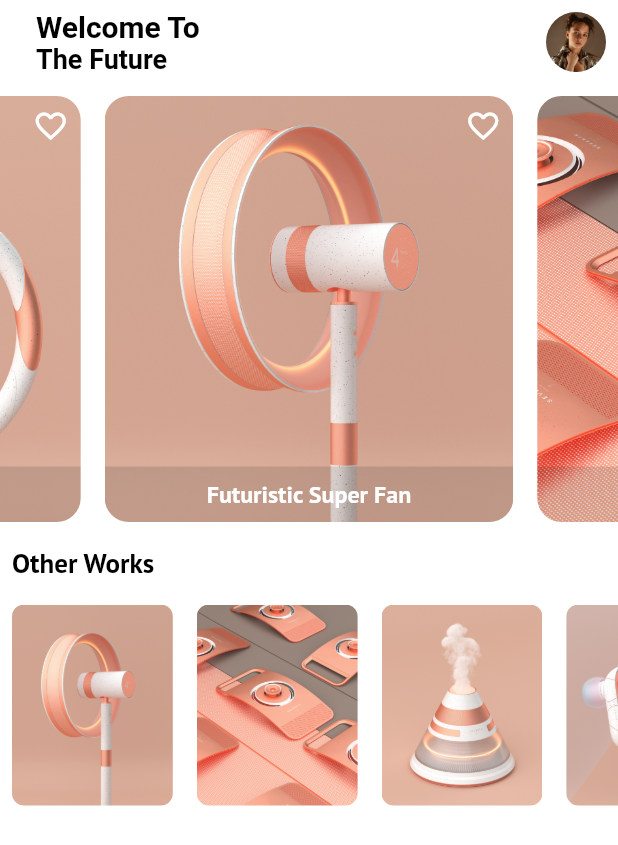
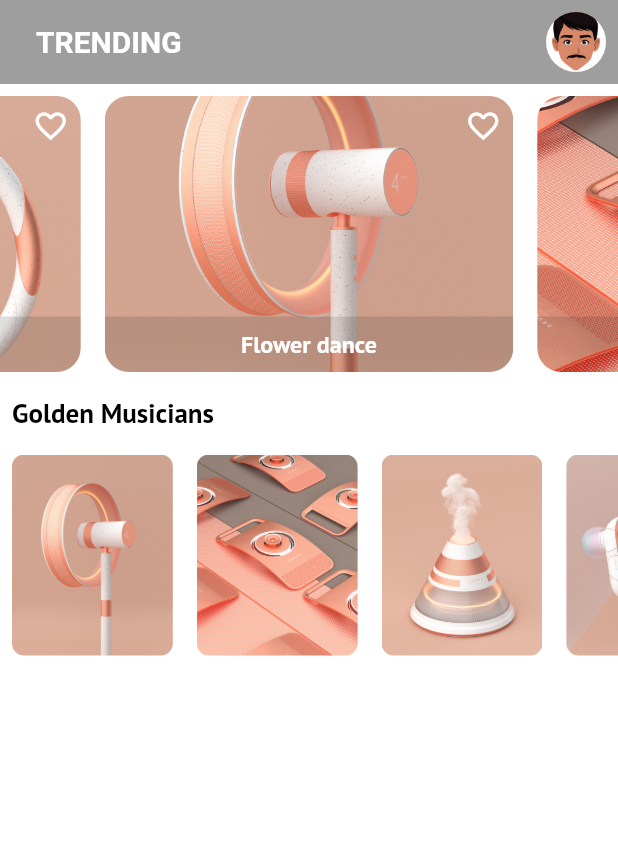
Before and after one commit to xiqi369/ResoMate, a Flutter app: the screen it shows after launch, on a phone screen of 412 x 824 dp. Shown: the top 845 px of the screen. Run offline on Flutter 3.47's test engine with Material 2 defaults, Android fonts, the phone set to English and light mode, and no system bars; our stand-ins replace flutter_swiper.

Commit message:
Modified app skeleton.

```diff
--- a/lib/main.dart
+++ b/lib/main.dart
@@ -23,7 +23,7 @@ class HomePage extends StatelessWidget {
   Widget build(BuildContext context) {
     return Scaffold(
       appBar: AppBar(
-        backgroundColor: Colors.white,
+        backgroundColor: Colors.grey,
         elevation: 0,
         title: Padding(
           padding: const EdgeInsets.all(8.0),
@@ -32,18 +32,11 @@ class HomePage extends StatelessWidget {
             crossAxisAlignment: CrossAxisAlignment.start,
             children: <Widget>[
               Text(
-                'Welcome To',
+                'TRENDING',
                 style: TextStyle(
                     fontSize: 20,
                     fontWeight: FontWeight.bold,
-                    color: Colors.black),
-              ),
-              Text(
-                'The Future',
-                style: TextStyle(
-                    fontSize: 18,
-                    fontWeight: FontWeight.bold,
-                    color: Colors.black),
+                    color: Colors.white),
               ),
             ],
           ),
@@ -73,7 +66,7 @@ class HomePage extends StatelessWidget {
           children: <Widget>[
             SizedBox(
               width: double.infinity,
-              height: 300,
+              height: 200,
               child: Swiper(
                 itemCount: 5,
                 autoplay: false,
@@ -117,7 +110,7 @@ class HomePage extends StatelessWidget {
                                 child: Padding(
                                   padding: const EdgeInsets.all(8.0),
                                   child: Text(
-                                    'Futuristic Super Fan',
+                                    'Flower dance',
                                     style: TextStyle(
                                         color: Colors.white,
                                         fontFamily: 'Sans',
@@ -139,7 +132,7 @@ class HomePage extends StatelessWidget {
             Padding(
               padding: const EdgeInsets.all(8.0),
               child: Text(
-                'Other Works',
+                'Golden Musicians',
                 style: TextStyle(
                     color: Colors.black,
                     fontFamily: 'Sans',
```
Also changed, not shown: lib/detail_page.dart (+3 -10 lines), assets/face.jpg, assets/face.png (added).
